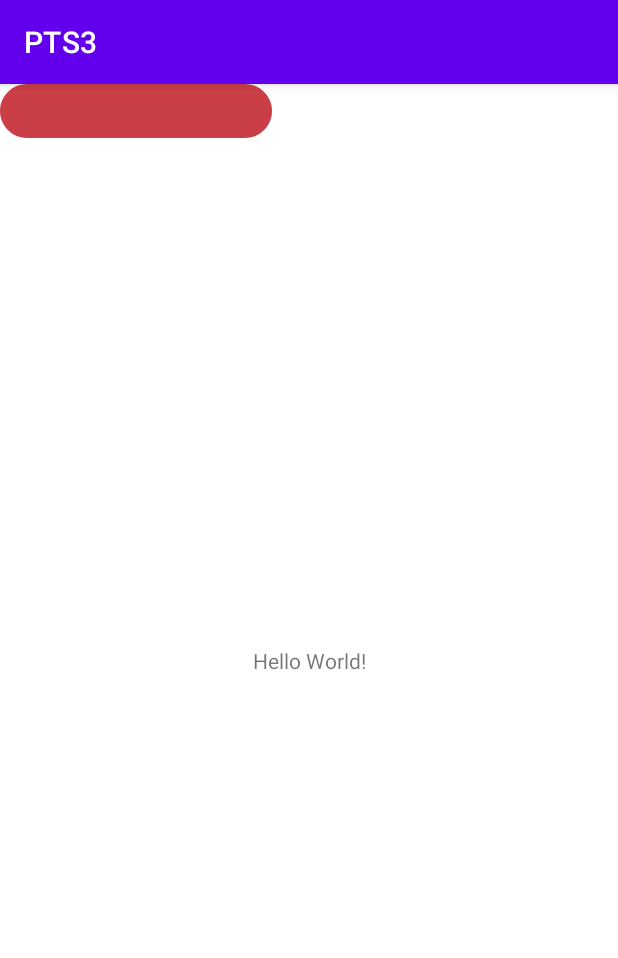
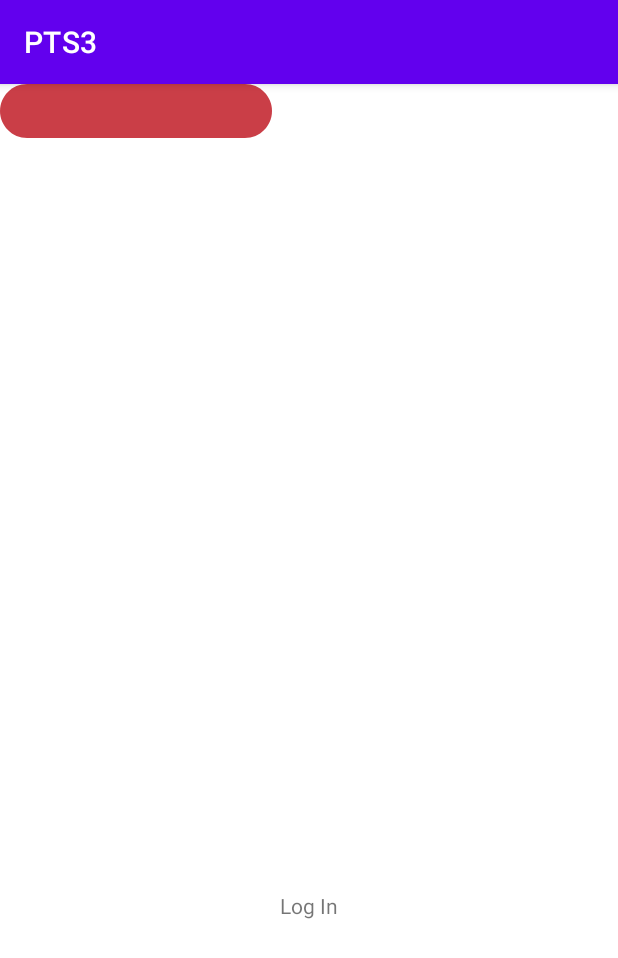
Before and after one commit to Trax-hub/DaSong, an Android app: the screen it shows after launch (MainActivity), on a phone screen of 412 x 824 dp. Shown: the top 958 px of the screen. Run offline under Robolectric (Android 15) with nearby library versions, the phone set to English and light mode, and no system bars.

Commit message:
ajout rectangle_4

```diff
--- a/app/src/main/res/layout/activity_main.xml
+++ b/app/src/main/res/layout/activity_main.xml
@@ -9,22 +9,22 @@
     <TextView
         android:layout_width="wrap_content"
         android:layout_height="wrap_content"
-        android:text="Hello World!"
+        android:text="Log In"
         app:layout_constraintBottom_toBottomOf="parent"
         app:layout_constraintLeft_toLeftOf="parent"
         app:layout_constraintRight_toRightOf="parent"
-        app:layout_constraintTop_toTopOf="parent" />
+        app:layout_constraintTop_toTopOf="parent"
+        app:layout_constraintVertical_bias="0.719" />
 
     <View
         android:id="@+id/rectangle_4"
         android:layout_width="181dp"
         android:layout_height="36dp"
         android:layout_alignParentLeft="true"
-        android:layout_marginLeft="121dp"
         android:layout_alignParentTop="true"
-        android:layout_marginTop="288dp"
         android:background="@drawable/rectangle_4"
         android:elevation="4dp"
-        />
+        tools:layout_editor_absoluteX="115dp"
+        tools:layout_editor_absoluteY="502dp" />
 
 </androidx.constraintlayout.widget.ConstraintLayout>
```
